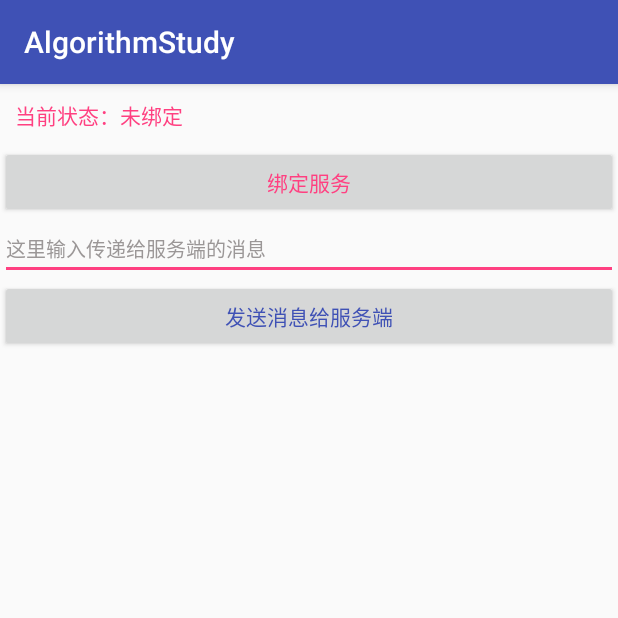
After one commit to 528526221/AlgorithmStudy, an Android app: the ActivityMessenger screen opened directly, with no data from a screen before it, on a phone screen of 412 x 824 dp, the top half of it. The commit adds this screen. Run offline under Robolectric (Android 15) with nearby library versions, the phone set to English and light mode, and no system bars.

```diff
--- a/app/build.gradle
+++ b/app/build.gradle
@@ -45,5 +45,6 @@ dependencies {
     testCompile 'junit:junit:4.12'
     compile 'com.amap.api:map2d:latest.integration'
     compile 'com.amap.api:location:latest.integration'
+    compile 'com.tencent.bugly:crashreport:latest.release'
 
 }
--- a/app/src/main/java/com/xulc/algorithmstudy/MyApplication.java
+++ b/app/src/main/java/com/xulc/algorithmstudy/MyApplication.java
@@ -2,6 +2,8 @@ package com.xulc.algorithmstudy;
 
 import android.app.Application;
 import android.content.Context;
+
+import com.tencent.bugly.crashreport.CrashReport;
 
 /**
  * Date：2017/12/13
@@ -15,6 +17,8 @@ public class MyApplication extends Application {
     public void onCreate() {
         super.onCreate();
         mContext = this;
+        CrashReport.initCrashReport(this, "828bf724a7", true);
+
     }
 
     public static Context getContext() {
--- /dev/null
+++ b/app/src/main/java/com/xulc/algorithmstudy/ui/ActivityMessenger.java
@@ -0,0 +1,93 @@
+package com.xulc.algorithmstudy.ui;
+
+import android.content.ComponentName;
+import android.content.Context;
+import android.content.Intent;
+import android.content.ServiceConnection;
+import android.os.Bundle;
+import android.os.IBinder;
+import android.os.Message;
+import android.os.Messenger;
+import android.os.RemoteException;
+import android.support.annotation.Nullable;
+import android.view.View;
+import android.widget.EditText;
+import android.widget.TextView;
+import android.widget.Toast;
+
+import com.xulc.algorithmstudy.R;
+
+/**
+ * Date：2018/1/18
+ * Desc：使用Messenger进行进程间通信
+ 1.服务端实现一个Handler，由其接受来自客户端的每个调用的回调
+ 2.使用实现的Handler创建Messenger对象
+ 3.通过Messenger得到一个IBinder对象，并将其通过onBind()返回给客户端
+ 4.客户端使用 IBinder 将 Messenger（引用服务的 Handler）实例化，然后使用后者将 Message 对象发送给服务
+ 5.服务端在其 Handler 中（具体地讲，是在 handleMessage() 方法中）接收每个 Message
+ * Created by xuliangchun.
+ */
+
+public class ActivityMessenger extends BaseActivity {
+    static final int MSG_SAY_HELLO = 1;
+
+    private TextView tvBindStatus;
+    private EditText etMsg;
+    private ServiceConnection mConnection;
+    private Messenger messenger;
+    @Override
+    protected void onCreate(@Nullable Bundle savedInstanceState) {
+        super.onCreate(savedInstanceState);
+        setContentView(R.layout.activity_messenger);
+        tvBindStatus = (TextView) findViewById(R.id.tvBindStatus);
+        etMsg = (EditText) findViewById(R.id.etMsg);
+        mConnection = new ServiceConnection() {
+            @Override
+            public void onServiceConnected(ComponentName name, IBinder service) {
+                messenger = new Messenger(service);
+                tvBindStatus.setText("已经和服务绑定");
+            }
+
+            @Override
+            public void onServiceDisconnected(ComponentName name) {
+                messenger = null;
+                tvBindStatus.setText("服务绑定断开");
+
+            }
+        };
+
+
+    }
+
+    public void startBind(View view) {
+        //绑定服务端的服务，此处的action是service在Manifests文件里面声明的
+        Intent intent = new Intent();
+        intent.setAction("com.xulc.algorithmstudy");
+        //不要忘记了包名，不写会报错
+        intent.setPackage("com.xulc.algorithmstudy");
+        bindService(intent, mConnection, Context.BIND_AUTO_CREATE);
+    }
+
+
+    @Override
+    protected void onDestroy() {
+        super.onDestroy();
+        unbindService(mConnection);
+    }
+
+    public void sendMsg(View view) {
+        if (messenger!=null){
+            Message message = Message.obtain(null,MSG_SAY_HELLO,0,0);
+            Bundle bundle = new Bundle();
+            bundle.putString("msg",etMsg.getText().toString());
+            message.setData(bundle);
+            try {
+                messenger.send(message);
+            } catch (RemoteException e) {
+                e.printStackTrace();
+            }
+        }else {
+            Toast.makeText(this,"服务没有绑定呢！",Toast.LENGTH_SHORT).show();
+        }
+    }
+}
--- a/app/src/main/java/com/xulc/algorithmstudy/ui/BezierHeaderActivity.java
+++ b/app/src/main/java/com/xulc/algorithmstudy/ui/BezierHeaderActivity.java
@@ -40,6 +40,8 @@ public class BezierHeaderActivity extends AppCompatActivity{
         adapter = new RecyclerViewAdapter(this,strings);
         recyclerView.setLayoutManager(new LinearLayoutManager(this));
         recyclerView.setAdapter(adapter);
+//        studyRefreshView.setCanLoadMore(false);
+        studyRefreshView.setCanRefresh(false);
         Button b=new Button(this);
         b.setOnClickListener(new View.OnClickListener() {
             @Override
@@ -47,7 +49,7 @@ public class BezierHeaderActivity extends AppCompatActivity{
 
             }
         });
-        for (int i=0;i<15;i++){
+        for (int i=0;i<40;i++){
             strings.add("TEST"+i);
         }
 
--- a/app/src/main/java/com/xulc/algorithmstudy/ui/GuideActivity.java
+++ b/app/src/main/java/com/xulc/algorithmstudy/ui/GuideActivity.java
@@ -109,4 +109,9 @@ public class GuideActivity extends BaseActivity implements BaseActivity.Permissi
         startActivity(new Intent(this,StudyTouchDispatchActivity.class));
 
     }
+
+    public void studyAIDL(View view) {
+        startActivity(new Intent(this,ActivityMessenger.class));
+
+    }
 }
--- a/app/src/main/res/layout/activity_guide.xml
+++ b/app/src/main/res/layout/activity_guide.xml
@@ -57,6 +57,11 @@
                 android:layout_height="wrap_content"
                 android:onClick="studyTouchDispatch"
                 android:text="学习事件分发"/>
+            <Button
+                android:layout_width="match_parent"
+                android:layout_height="wrap_content"
+                android:onClick="studyAIDL"
+                android:text="学习Aidl"/>
         </LinearLayout>
     </ScrollView>
 </LinearLayout>
--- /dev/null
+++ b/app/src/main/res/layout/activity_messenger.xml
@@ -0,0 +1,35 @@
+<?xml version="1.0" encoding="utf-8"?>
+<LinearLayout xmlns:android="http://schemas.android.com/apk/res/android"
+    android:orientation="vertical" android:layout_width="match_parent"
+    android:layout_height="match_parent">
+    <TextView
+        android:id="@+id/tvBindStatus"
+        android:layout_width="wrap_content"
+        android:layout_height="wrap_content"
+        android:layout_margin="10dp"
+        android:text="当前状态：未绑定"
+        android:textColor="@color/colorAccent"/>
+    <Button
+        android:id="@+id/btnBind"
+        android:layout_width="match_parent"
+        android:layout_height="wrap_content"
+        android:textColor="@color/colorAccent"
+        android:onClick="startBind"
+        android:text="绑定服务"/>
+    <EditText
+        android:id="@+id/etMsg"
+        android:layout_width="match_parent"
+        android:layout_height="wrap_content"
+        android:hint="这里输入传递给服务端的消息"
+        android:textSize="13sp"
+        android:textColor="@color/colorAccent"
+        android:textColorHint="#9b9797"/>
+    <Button
+        android:id="@+id/btnSend"
+        android:layout_width="match_parent"
+        android:layout_height="wrap_content"
+        android:textColor="@color/colorPrimary"
+        android:onClick="sendMsg"
+        android:text="发送消息给服务端"/>
+
+</LinearLayout>
```
Also changed, not shown: app/src/main/AndroidManifest.xml (+15 -0 lines), app/src/main/java/com/xulc/algorithmstudy/ui/MessengerServiceDemo.java (added, +40 -0 lines), app/src/main/java/com/xulc/algorithmstudy/ui/PushService.java (added, +26 -0 lines), app/src/main/java/com/xulc/algorithmstudy/widget/StudyRefreshView.java (+49 -3 lines).
